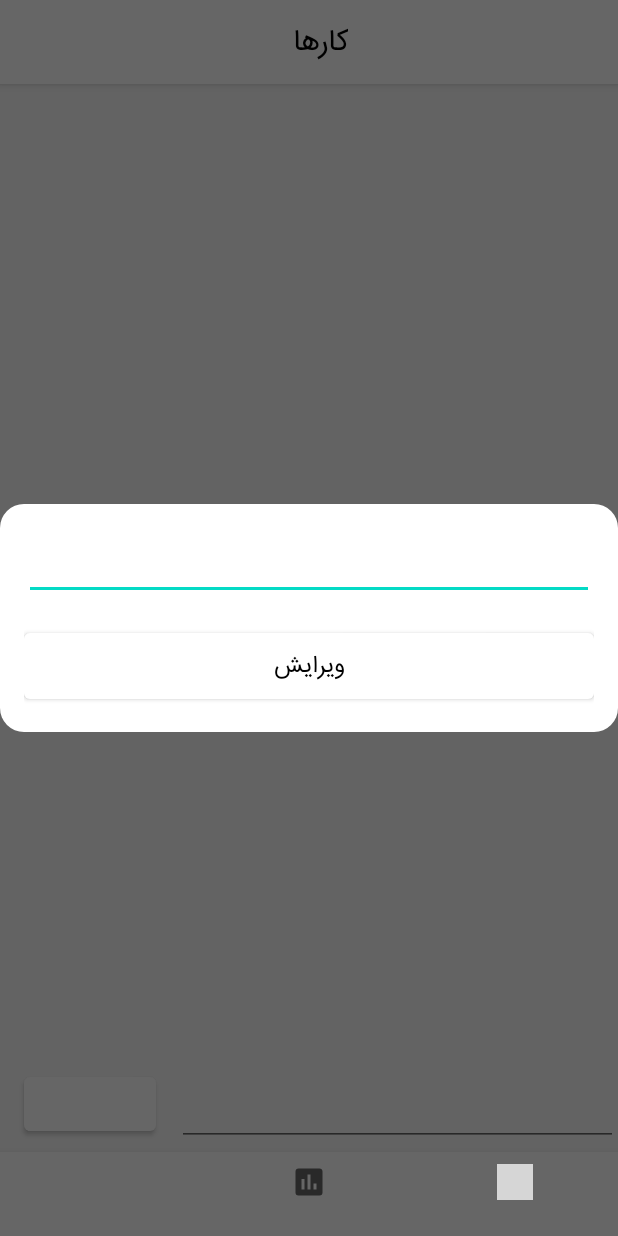
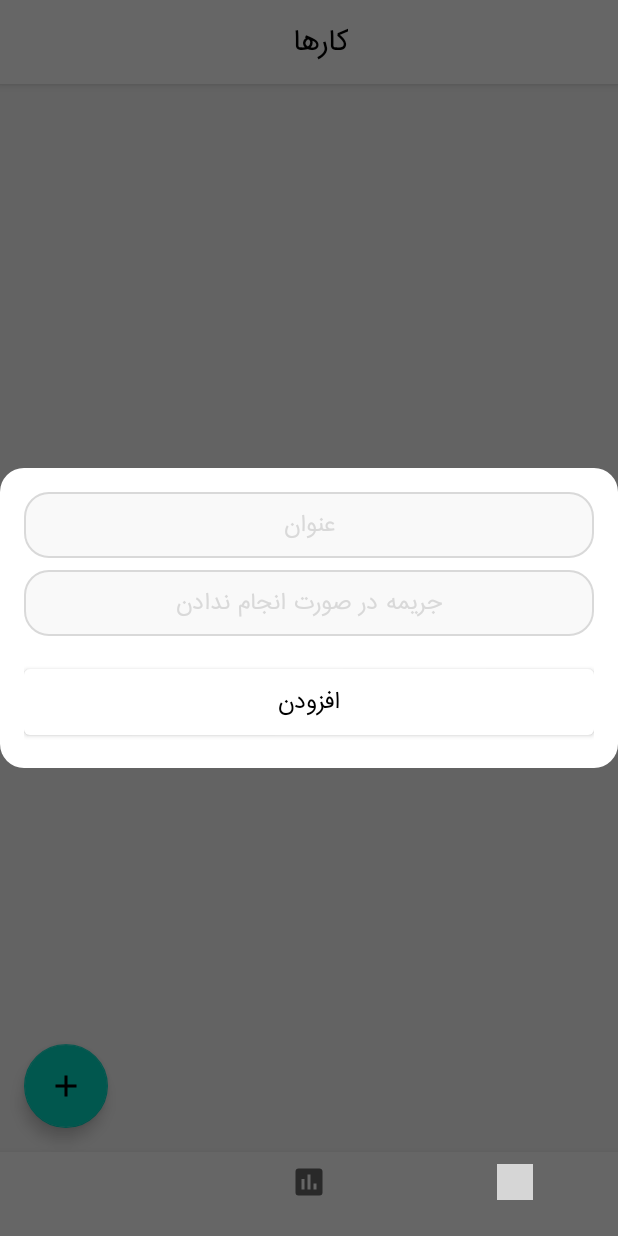
Before and after one commit to AbbasAtaei1991/tasks, an Android app: the fragment EditDialog placed in its activity, on a phone screen of 412 x 824 dp. Run offline under Robolectric (Android 15) with nearby library versions, the phone set to English and light mode, and no system bars; our stand-ins replace Dagger/Hilt's generated code; libraries missing offline, so code that uses them is left out: androidx.hilt.lifecycle; 3 statements that could not run were skipped; grey boxes are pictures that could not be loaded.

Commit message:
add/edit dialog

```diff
--- a/app/src/main/java/com/ataei/abbas/karam/MainActivity.kt
+++ b/app/src/main/java/com/ataei/abbas/karam/MainActivity.kt
@@ -9,24 +9,29 @@ import androidx.navigation.NavController
 import androidx.navigation.findNavController
 import androidx.navigation.fragment.NavHostFragment
 import com.ataei.abbas.karam.data.model.Job
+import com.ataei.abbas.karam.utils.DateUtils
 import com.ataei.abbas.karam.utils.DialogListener
 import com.ataei.abbas.karam.utils.OnStatusClickListener
 import com.google.android.material.bottomnavigation.BottomNavigationView
 import dagger.hilt.android.AndroidEntryPoint
 import kotlinx.android.synthetic.main.activity_main.*
+import java.text.SimpleDateFormat
+import java.util.*
 
 @AndroidEntryPoint
 class MainActivity : AppCompatActivity() {
+    private var date = ""
     override fun onCreate(savedInstanceState: Bundle?) {
         super.onCreate(savedInstanceState)
         setContentView(R.layout.activity_main)
+        setDate()
         if (android.os.Build.VERSION.SDK_INT >= android.os.Build.VERSION_CODES.LOLLIPOP) {
             window.statusBarColor = Color.WHITE
         }
         btnNavView.setOnNavigationItemSelectedListener { item ->
             when (item.itemId) {
                 R.id.navigation_job -> {
-                    titleTv.text = "کاراها"
+                    titleTv.text = date
                     findController().navigate(R.id.jobFragment)
                 }
                 R.id.navigation_debt -> {
@@ -53,4 +58,10 @@ class MainActivity : AppCompatActivity() {
     override fun onBackPressed() {
         finish()
     }
+
+    private fun setDate() {
+        val sdf: SimpleDateFormat = SimpleDateFormat("yyyy-MM-dd'T'HH:mm:ss.SSS'Z'")
+        val currentDateTime = sdf.format(Date())
+        date = DateUtils.getShamsiDate(Date())!!
+    }
 }
--- a/app/src/main/java/com/ataei/abbas/karam/data/model/AppDatabase.kt
+++ b/app/src/main/java/com/ataei/abbas/karam/data/model/AppDatabase.kt
@@ -5,7 +5,7 @@ import androidx.room.Database
 import androidx.room.Room
 import androidx.room.RoomDatabase
 
-@Database(entities = [Job::class], version = 2, exportSchema = false)
+@Database(entities = [Job::class], version = 3, exportSchema = false)
 abstract class AppDatabase : RoomDatabase() {
 
     abstract fun jobDao() : JobDao
--- a/app/src/main/java/com/ataei/abbas/karam/data/model/Job.kt
+++ b/app/src/main/java/com/ataei/abbas/karam/data/model/Job.kt
@@ -8,5 +8,6 @@ data class Job(
     @PrimaryKey(autoGenerate = true)
     val id: Int?,
     val title: String,
+    val ransom: Int,
     val done: Boolean
 )
--- /dev/null
+++ b/app/src/main/java/com/ataei/abbas/karam/utils/DateUtils.kt
@@ -0,0 +1,218 @@
+package com.ataei.abbas.karam.utils
+
+import java.text.ParseException
+import java.text.SimpleDateFormat
+import java.util.*
+
+
+
+
+object DateUtils {
+    private class SolarCalendar {
+        var strWeekDay = ""
+        var strMonth = ""
+        var date = 0
+        var month = 0
+        var year = 0
+
+        constructor() {
+            val MiladiDate = Date()
+            calcSolarCalendar(MiladiDate)
+        }
+
+        constructor(MiladiDate: Date) {
+            calcSolarCalendar(MiladiDate)
+        }
+
+        private fun calcSolarCalendar(MiladiDate: Date) {
+            val ld: Int
+            val miladiYear: Int = MiladiDate.getYear() + 1900
+            val miladiMonth: Int = MiladiDate.getMonth() + 1
+            val miladiDate: Int = MiladiDate.getDate()
+            val WeekDay: Int = MiladiDate.getDay()
+            val buf1 = IntArray(12)
+            val buf2 = IntArray(12)
+            buf1[0] = 0
+            buf1[1] = 31
+            buf1[2] = 59
+            buf1[3] = 90
+            buf1[4] = 120
+            buf1[5] = 151
+            buf1[6] = 181
+            buf1[7] = 212
+            buf1[8] = 243
+            buf1[9] = 273
+            buf1[10] = 304
+            buf1[11] = 334
+            buf2[0] = 0
+            buf2[1] = 31
+            buf2[2] = 60
+            buf2[3] = 91
+            buf2[4] = 121
+            buf2[5] = 152
+            buf2[6] = 182
+            buf2[7] = 213
+            buf2[8] = 244
+            buf2[9] = 274
+            buf2[10] = 305
+            buf2[11] = 335
+            if (miladiYear % 4 != 0) {
+                date = buf1[miladiMonth - 1] + miladiDate
+                if (date > 79) {
+                    date = date - 79
+                    if (date <= 186) {
+                        when (date % 31) {
+                            0 -> {
+                                month = date / 31
+                                date = 31
+                            }
+                            else -> {
+                                month = date / 31 + 1
+                                date = date % 31
+                            }
+                        }
+                        year = miladiYear - 621
+                    } else {
+                        date = date - 186
+                        when (date % 30) {
+                            0 -> {
+                                month = date / 30 + 6
+                                date = 30
+                            }
+                            else -> {
+                                month = date / 30 + 7
+                                date = date % 30
+                            }
+                        }
+                        year = miladiYear - 621
+                    }
+                } else {
+                    ld = if (miladiYear > 1996 && miladiYear % 4 == 1) {
+                        11
+                    } else {
+                        10
+                    }
+                    date = date + ld
+                    when (date % 30) {
+                        0 -> {
+                            month = date / 30 + 9
+                            date = 30
+                        }
+                        else -> {
+                            month = date / 30 + 10
+                            date = date % 30
+                        }
+                    }
+                    year = miladiYear - 622
+                }
+            } else {
+                date = buf2[miladiMonth - 1] + miladiDate
+                ld = if (miladiYear >= 1996) {
+                    79
+                } else {
+                    80
+                }
+                if (date > ld) {
+                    date = date - ld
+                    if (date <= 186) {
+                        when (date % 31) {
+                            0 -> {
+                                month = date / 31
+                                date = 31
+                            }
+                            else -> {
+                                month = date / 31 + 1
+                                date = date % 31
+                            }
+                        }
+                        year = miladiYear - 621
+                    } else {
+                        date = date - 186
+                        when (date % 30) {
+                            0 -> {
+                                month = date / 30 + 6
+                                date = 30
+                            }
+                            else -> {
+                                month = date / 30 + 7
+                                date = date % 30
+                            }
+                        }
+                        year = miladiYear - 621
+                    }
+                } else {
+                    date = date + 10
+                    when (date % 30) {
+                        0 -> {
+                            month = date / 30 + 9
+                            date = 30
+                        }
+                        else -> {
+                            month = date / 30 + 10
+                            date = date % 30
+                        }
+                    }
+                    year = miladiYear - 622
+                }
+            }
+            when (month) {
+                1 -> strMonth = "فروردين"
+                2 -> strMonth = "ارديبهشت"
+                3 -> strMonth = "خرداد"
+                4 -> strMonth = "تير"
+                5 -> strMonth = "مرداد"
+                6 -> strMonth = "شهريور"
+                7 -> strMonth = "مهر"
+                8 -> strMonth = "آبان"
+                9 -> strMonth = "آذر"
+                10 -> strMonth = "دي"
+                11 -> strMonth = "بهمن"
+                12 -> strMonth = "اسفند"
+            }
+            when (WeekDay) {
+                0 -> strWeekDay = "يکشنبه"
+                1 -> strWeekDay = "دوشنبه"
+                2 -> strWeekDay = "سه شنبه"
+                3 -> strWeekDay = "چهارشنبه"
+                4 -> strWeekDay = "پنج شنبه"
+                5 -> strWeekDay = "جمعه"
+                6 -> strWeekDay = "شنبه"
+            }
+        }
+    }
+
+    fun getCurrentShamsiDate(date: Date?): String? {
+        val sc = SolarCalendar(date!!)
+        return sc.year.toString()
+    }
+
+    fun getShamsiDate(date: Date?): String? {
+        val sc = SolarCalendar(date!!)
+        return sc.strWeekDay + "  " + sc.date.toString() + "  " + sc.strMonth + "  " + sc.year.toString()
+    }
+
+    fun getDateFromTimeStamp(s: String): Date? {
+        val dateFormat = SimpleDateFormat("yyyy-MM-dd'T'HH:mm:ss.SSS'Z'", Locale.getDefault())
+        dateFormat.timeZone = TimeZone.getTimeZone("GMT")
+        return try {
+            dateFormat.parse(s)
+        } catch (e: ParseException) {
+            null
+        }
+    }
+
+    fun getTimeStampFromDate(date: Date): String {
+        val dateFormat = SimpleDateFormat("yyyy-MM-dd'T'HH:mm:ss.SSS'Z'", Locale.getDefault())
+        return dateFormat.format(date)
+    }
+
+    fun getTime(date: Date): String {
+        val dateFormat = SimpleDateFormat("HH:mm:ss", Locale.getDefault())
+        return dateFormat.format(date)
+    }
+
+    fun getDateFromString(date: String): Date {
+        val dateFormat = SimpleDateFormat("yyyy-MM-dd'T'HH:mm:ss.SSS'Z'", Locale.getDefault())
+        return dateFormat.parse(date)!!
+    }
+}
--- a/app/src/main/java/com/ataei/abbas/karam/utils/DialogListener.kt
+++ b/app/src/main/java/com/ataei/abbas/karam/utils/DialogListener.kt
@@ -3,5 +3,5 @@ package com.ataei.abbas.karam.utils
 import com.ataei.abbas.karam.data.model.Job
 
 interface DialogListener {
-    fun onDismiss(newTitle: String)
+    fun onDismiss(title: String, ransom: String, isNew: Boolean)
 }
--- a/app/src/main/java/com/ataei/abbas/karam/utils/EditDialog.kt
+++ b/app/src/main/java/com/ataei/abbas/karam/utils/EditDialog.kt
@@ -13,19 +13,20 @@ import androidx.core.os.bundleOf
 import androidx.fragment.app.DialogFragment
 import com.ataei.abbas.karam.R
 import kotlinx.android.synthetic.main.dialog_edit.*
+import kotlinx.android.synthetic.main.item_job.*
 import java.lang.ClassCastException
 
 class EditDialog : DialogFragment() {
 
     private var listener: DialogListener? = null
-    private var oldTitle: String? = ""
+    private var isNew: Boolean = true
 
     companion object {
-        private const val TITLE = "title"
+        private const val IS_NEW = "isNew"
 
-        fun newInstance(title: String) = EditDialog().apply {
+        fun newInstance(isNew: Boolean) = EditDialog().apply {
             arguments = bundleOf(
-                TITLE to title
+                IS_NEW to isNew,
             )
         }
     }
@@ -40,7 +41,7 @@ class EditDialog : DialogFragment() {
     }
 
     override fun onCreateView(inflater: LayoutInflater, container: ViewGroup?, savedInstanceState: Bundle?): View? {
-        oldTitle = arguments?.getString("title")
+        isNew = requireArguments().getBoolean("isNew")
         return inflater.inflate(R.layout.dialog_edit, container, false)
     }
 
@@ -52,10 +53,16 @@ class EditDialog : DialogFragment() {
 
     override fun onViewCreated(view: View, savedInstanceState: Bundle?) {
         super.onViewCreated(view, savedInstanceState)
-        editJobEt.setText(oldTitle)
+        if (isNew) {
+            confirmBtn.text = "افزودن"
+        } else {
+            confirmBtn.text = "ویرایش"
+            JobTitleEt.hint = "عنوان جدید"
+        }
+
         confirmBtn.setOnClickListener {
             dismiss()
-            listener?.onDismiss(editJobEt.text.toString())
+            listener?.onDismiss(JobTitleEt.text.toString(), ransomEt.text.toString(), isNew)
         }
     }
 }
--- /dev/null
+++ b/app/src/main/res/drawable/border.xml
@@ -0,0 +1,7 @@
+<?xml version="1.0" encoding="utf-8"?>
+<shape xmlns:android="http://schemas.android.com/apk/res/android">
+    <stroke android:color="#D9D9D9"
+        android:width="1dp"/>
+    <solid android:color="#f9f9f9" />
+    <corners android:radius="16dp" />
+</shape>
--- /dev/null
+++ b/app/src/main/res/drawable/plus.xml
@@ -0,0 +1,8 @@
+<!-- drawable/plus.xml -->
+<vector xmlns:android="http://schemas.android.com/apk/res/android"
+    android:height="24dp"
+    android:width="24dp"
+    android:viewportWidth="24"
+    android:viewportHeight="24">
+    <path android:fillColor="#000" android:pathData="M19,13H13V19H11V13H5V11H11V5H13V11H19V13Z" />
+</vector>
--- a/app/src/main/res/layout/dialog_edit.xml
+++ b/app/src/main/res/layout/dialog_edit.xml
@@ -7,11 +7,30 @@
     android:background="@drawable/dialog_background"
     android:padding="16dp">
 
-    <EditText
-        android:id="@+id/editJobEt"
+    <androidx.appcompat.widget.AppCompatEditText
+        android:id="@+id/JobTitleEt"
         android:layout_width="match_parent"
         android:layout_height="wrap_content"
+        android:background="@drawable/border"
+        android:padding="8dp"
+        android:inputType="text"
         android:gravity="center"
+        android:hint="عنوان"
+        android:textColorHint="@color/hint_color"
+        android:textSize="14sp"/>
+
+    <androidx.appcompat.widget.AppCompatEditText
+        android:id="@+id/ransomEt"
+        android:layout_width="match_parent"
+        android:layout_height="wrap_content"
+        android:background="@drawable/border"
+        android:padding="8dp"
+        android:layout_marginTop="8dp"
+        android:layout_below="@id/JobTitleEt"
+        android:inputType="number"
+        android:gravity="center"
+        android:hint="جریمه در صورت انجام ندادن"
+        android:textColorHint="@color/hint_color"
         android:textSize="14sp"/>
 
     <Button
@@ -20,8 +39,7 @@
         android:layout_height="wrap_content"
         android:layout_marginTop="16dp"
         android:padding="8dp"
-        android:layout_below="@id/editJobEt"
-        android:text="ویرایش"
+        android:layout_below="@id/ransomEt"
         android:textColor="@color/black"/>
 
 </RelativeLayout>
--- a/app/src/main/res/layout/fragment_job.xml
+++ b/app/src/main/res/layout/fragment_job.xml
@@ -12,30 +12,21 @@
         android:layout_width="0dp"
         android:layout_height="0dp"
         app:layout_constraintTop_toTopOf="parent"
-        app:layout_constraintBottom_toTopOf="@id/jobEt"
+        app:layout_constraintBottom_toBottomOf="parent"
         app:layout_constraintStart_toStartOf="parent"
         app:layout_constraintEnd_toEndOf="parent"/>
 
-    <Button
+    <com.google.android.material.floatingactionbutton.FloatingActionButton
         android:id="@+id/addJobBtn"
         android:layout_width="wrap_content"
         android:layout_height="wrap_content"
         android:layout_marginStart="16dp"
-        android:layout_marginBottom="8dp"
-        android:text="افزودن"
+        android:layout_marginBottom="16dp"
+        android:src="@drawable/plus"
         app:layout_constraintBottom_toBottomOf="parent"
         app:layout_constraintEnd_toEndOf="parent"
         app:layout_constraintHorizontal_bias="0.0"
-        app:layout_constraintStart_toStartOf="parent" />
-
-    <EditText
-        android:id="@+id/jobEt"
-        android:layout_width="0dp"
-        android:layout_height="wrap_content"
-        android:layout_marginStart="14dp"
-        app:layout_constraintBottom_toBottomOf="@+id/addJobBtn"
-        app:layout_constraintTop_toTopOf="@id/addJobBtn"
-        app:layout_constraintEnd_toEndOf="parent"
-        app:layout_constraintStart_toEndOf="@+id/addJobBtn" />
+        app:layout_constraintStart_toStartOf="parent"
+        android:contentDescription="@null"/>
 
 </androidx.constraintlayout.widget.ConstraintLayout>
--- a/app/src/main/res/values/colors.xml
+++ b/app/src/main/res/values/colors.xml
@@ -8,4 +8,5 @@
     <color name="black">#FF000000</color>
     <color name="white">#FFFFFFFF</color>
     <color name="background">#F9F9F9</color>
+    <color name="hint_color">#D9D9D9</color>
 </resources>
```
Also changed, not shown: app/src/main/java/com/ataei/abbas/karam/JobFragment.kt (+31 -10 lines).
